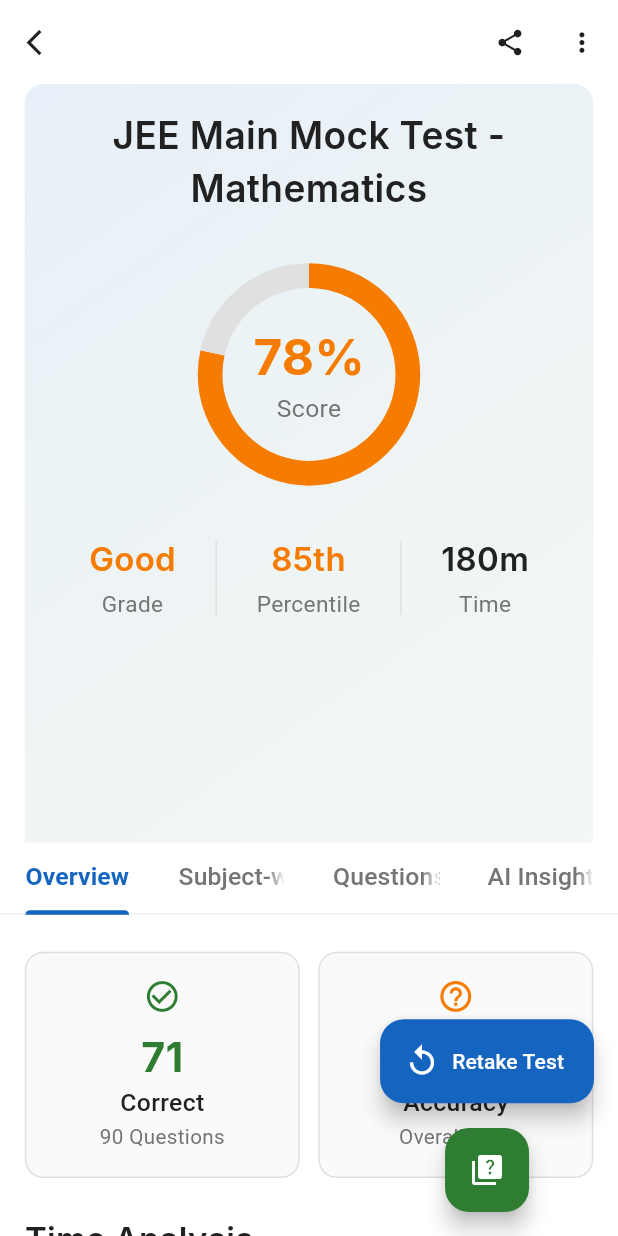
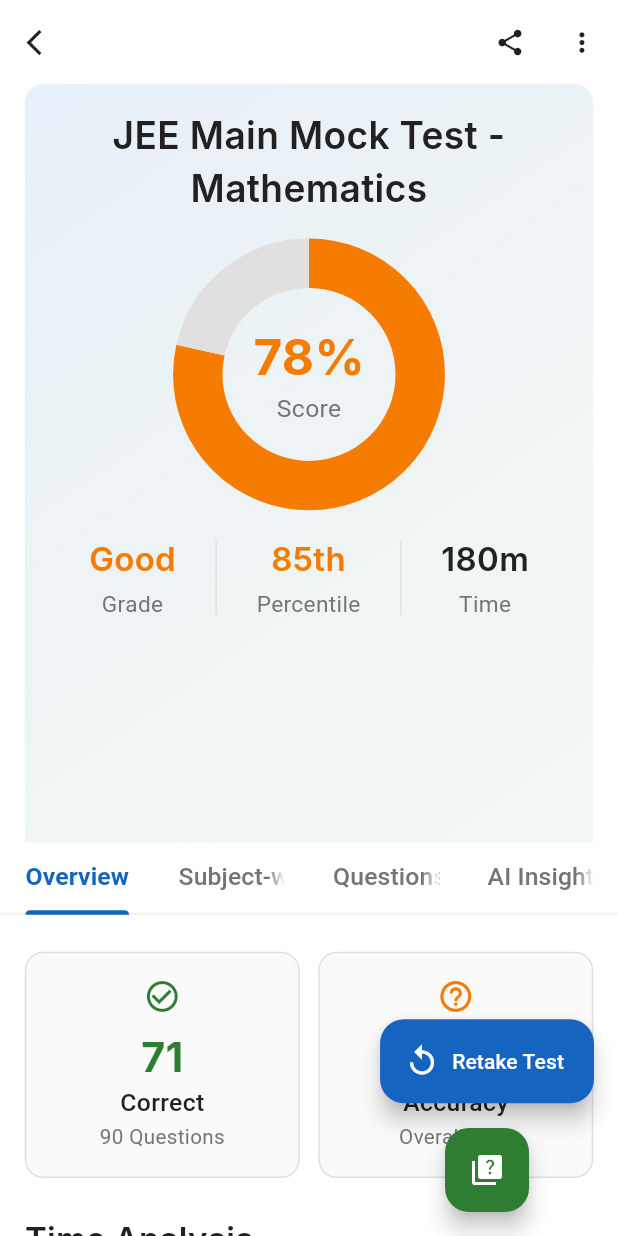
Before and after one commit to rahulrajput19614-prog/study_build_8112, a Flutter app: the TestResultsScreen screen opened directly, on a phone screen of 412 x 824 dp. Run offline on Flutter 3.47's test engine with Material 3 defaults, Android fonts, the phone set to English and light mode, and no system bars; drawn by our look-alikes of fl_chart; our stand-ins replace cached_network_image, camera, connectivity_plus, dio, file_picker, firebase_core and 10 more; accounts and stored records are empty; statements that could not run were skipped.

Commit message:
Update hero_section_widget.dart

```diff
--- a/lib/presentation/test_results_screen/widgets/hero_section_widget.dart
+++ b/lib/presentation/test_results_screen/widgets/hero_section_widget.dart
@@ -42,37 +42,39 @@ class HeroSectionWidget extends StatelessWidget {
           ),
           SizedBox(height: 3.h),
 
-          // Circular Progress Indicator with Score
+          // Circular Progress Indicator with Score (Animated)
           SizedBox(
             width: 40.w,
             height: 40.w,
             child: Stack(
               alignment: Alignment.center,
               children: [
-                SizedBox(
-                  width: 40.w,
-                  height: 40.w,
-                  child: PieChart(
+                TweenAnimationBuilder<double>(
+                  tween: Tween<double>(begin: 0, end: testResult.overallScore),
+                  duration: const Duration(seconds: 1),
+                  builder: (context, value, _) {
+                    return PieChart(
                       PieChartData(
                         sections: [
                           PieChartSectionData(
-                          value: testResult.overallScore,
-                          color: _getPerformanceColor(testResult.overallScore),
+                            value: value,
+                            color: _getPerformanceColor(value),
                             title: '',
-                          radius: 4.w.toDouble(),
+                            radius: 8.w,
                           ),
                           PieChartSectionData(
-                          value: 100 - testResult.overallScore,
+                            value: 100 - value,
                             color: AppTheme.dividerLight,
                             title: '',
-                          radius: 4.w.toDouble(),
+                            radius: 8.w,
                           ),
                         ],
                         sectionsSpace: 0,
-                      centerSpaceRadius: 14.w.toDouble(),
+                        centerSpaceRadius: 14.w,
                         startDegreeOffset: -90,
                       ),
-                  ),
+                    );
+                  },
                 ),
                 Column(
                   mainAxisSize: MainAxisSize.min,
@@ -116,7 +118,7 @@ class HeroSectionWidget extends StatelessWidget {
               ),
               _buildStatItem(
                 'Percentile',
-                '${testResult.percentileRank}th',
+                _ordinalSuffix(testResult.percentileRank),
                 AppTheme.accentLight,
               ),
               Container(
@@ -164,4 +166,18 @@ class HeroSectionWidget extends StatelessWidget {
     if (score >= 70) return AppTheme.accentLight;
     return AppTheme.errorLight;
   }
+
+  String _ordinalSuffix(int number) {
+    if (number >= 11 && number <= 13) return '${number}th';
+    switch (number % 10) {
+      case 1:
+        return '${number}st';
+      case 2:
+        return '${number}nd';
+      case 3:
+        return '${number}rd';
+      default:
+        return '${number}th';
     }
+  }
+}
```
Lines whose indentation alone changed are shown as unchanged.
